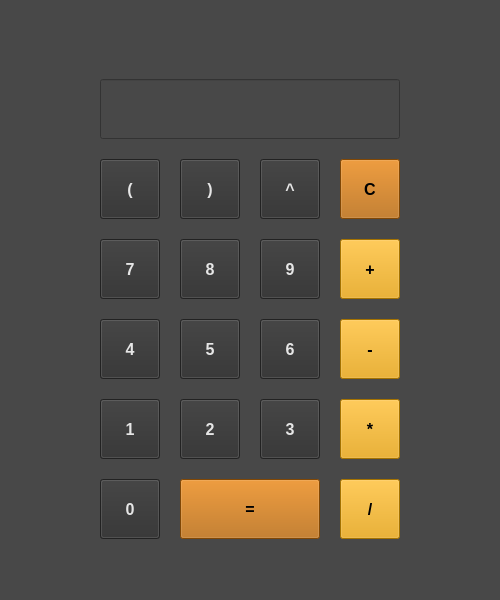
Above: mainwindow.ui from PrinceOfCzechia/BigInts-calculator before the change. Below: the same form after it.
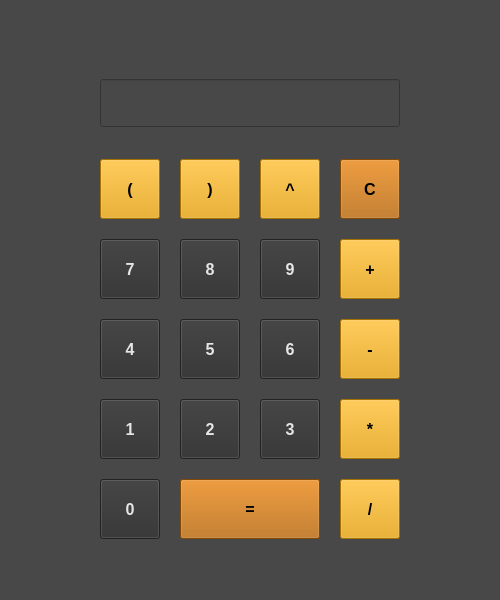
That is the form after the change.

```diff
--- a/mainwindow.ui
+++ b/mainwindow.ui
@@ -36,12 +36,20 @@
      </font>
     </property>
     <property name="toolTip">
-     <string>&lt;html&gt;&lt;head/&gt;&lt;body&gt;&lt;p align=&quot;right&quot;&gt;&lt;br/&gt;&lt;/p&gt;&lt;/body&gt;&lt;/html&gt;</string>
+     <string>&lt;!DOCTYPE HTML PUBLIC &quot;-//W3C//DTD HTML 4.0//EN&quot; &quot;http://www.w3.org/TR/REC-html40/strict.dtd&quot;&gt;
+&lt;html&gt;&lt;head&gt;&lt;meta name=&quot;qrichtext&quot; content=&quot;1&quot; /&gt;&lt;meta charset=&quot;utf-8&quot; /&gt;&lt;style type=&quot;text/css&quot;&gt;
+p, li { white-space: pre-wrap; }
+&lt;/style&gt;&lt;/head&gt;&lt;body style=&quot; font-family:'Segoe UI'; font-size:15pt; font-weight:700; font-style:normal;&quot;&gt;
+&lt;p align=&quot;right&quot; style=&quot; margin-top:12px; margin-bottom:12px; margin-left:0px; margin-right:0px; -qt-block-indent:0; text-indent:0px;&quot;&gt;&lt;br /&gt;&lt;/p&gt;&lt;/body&gt;&lt;/html&gt;</string>
+    </property>
+    <property name="layoutDirection">
+     <enum>Qt::RightToLeft</enum>
     </property>
     <property name="styleSheet">
      <string notr="true">color:rgb(240,240,240);
-align=&quot;right&quot;
-font: 18pt &quot;Segoe UI&quot;;</string>
+text-align=&quot;right&quot;
+font: 18pt &quot;Segoe UI&quot;;
+align=&quot;right&quot; style=&quot; margin-top:12px; margin-bottom:12px; margin-left:0px; margin-right:0px; -qt-block-indent:0; text-indent:0px;&quot;</string>
     </property>
    </widget>
    <widget class="QPushButton" name="buttonOne">
@@ -497,8 +505,8 @@
      </font>
     </property>
     <property name="styleSheet">
-     <string notr="true">background-color:#303030;
-color:rgb(230,230,230);</string>
+     <string notr="true">background-color: rgb(230, 160, 0);
+color: rgb(0,0,0)</string>
     </property>
     <property name="text">
      <string>(</string>
@@ -526,8 +534,8 @@
      </font>
     </property>
     <property name="styleSheet">
-     <string notr="true">background-color:#303030;
-color:rgb(230,230,230);</string>
+     <string notr="true">background-color: rgb(230, 160, 0);
+color: rgb(0,0,0)</string>
     </property>
     <property name="text">
      <string>)</string>
@@ -584,8 +592,8 @@
      </font>
     </property>
     <property name="styleSheet">
-     <string notr="true">background-color:#303030;
-color:rgb(230,230,230);</string>
+     <string notr="true">background-color: rgb(230, 160, 0);
+color: rgb(0,0,0)</string>
     </property>
     <property name="text">
      <string>^</string>
```
Left out of the diff: 9 changed lines with no effect on the pictures.
